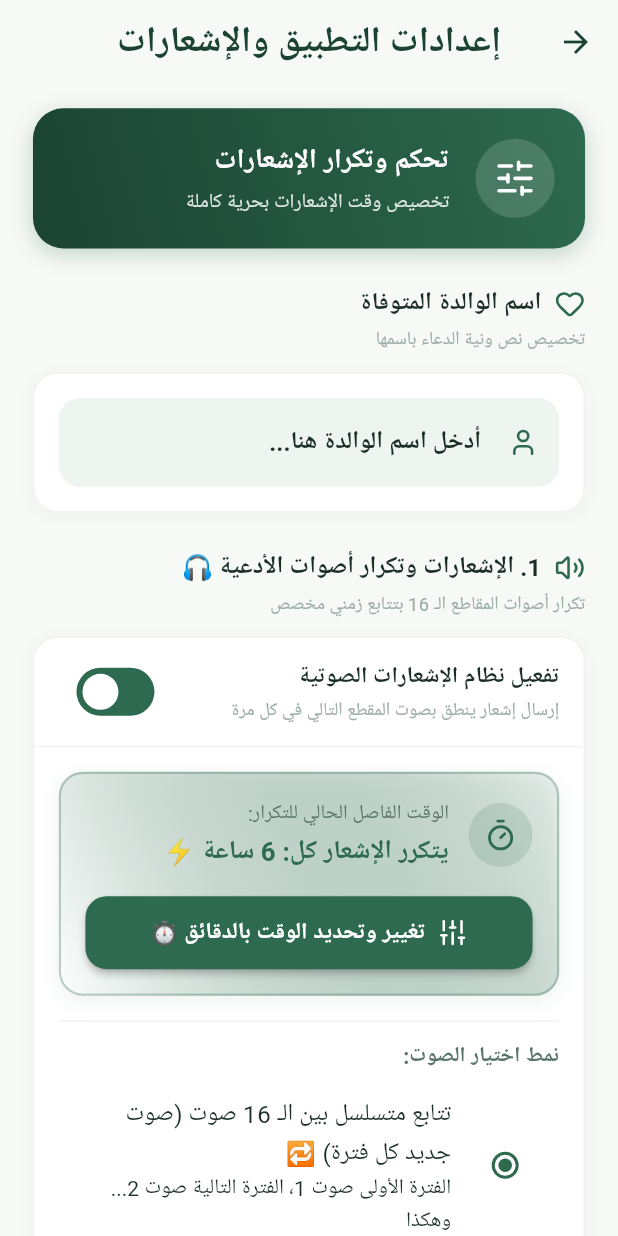
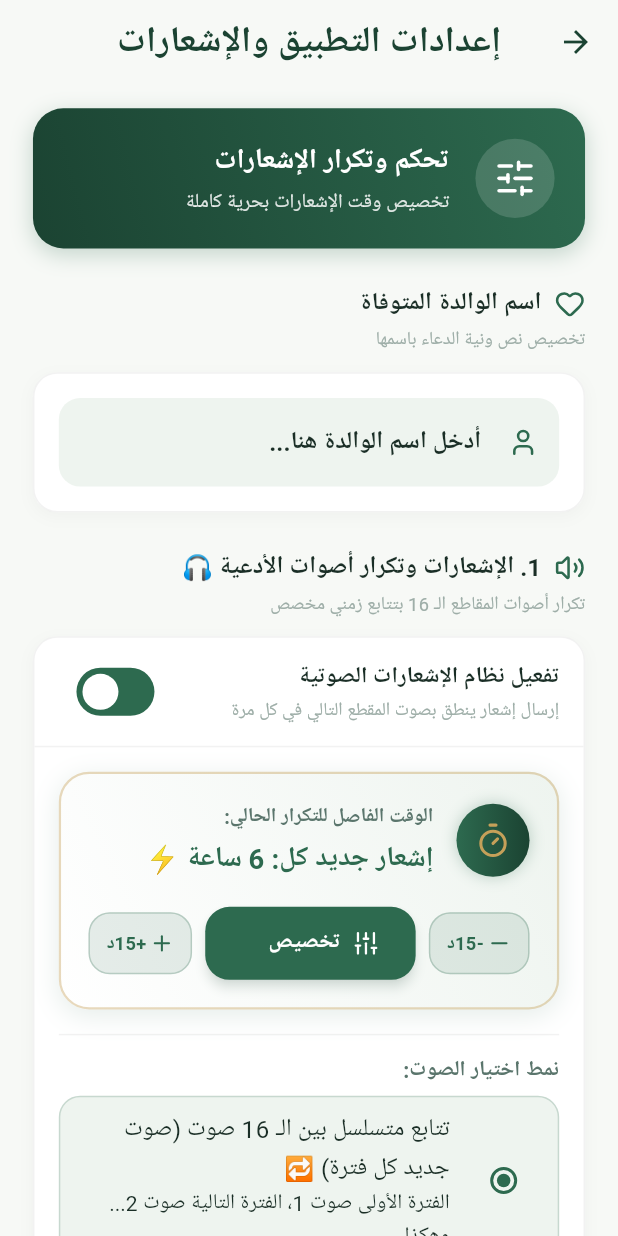
Before and after one commit to MohamedRefky/athkar_alarms, a Flutter app: the SettingsScreen screen opened directly, on a phone screen of 412 x 824 dp. Run offline on Flutter 3.47's test engine with Material 3 defaults, Android fonts, the phone set to English and light mode, and no system bars; our stand-ins replace audioplayers, equatable, flutter_bloc, flutter_local_notifications, flutter_screenutil, get_it and 4 more; accounts and stored records are empty; Roboto replaces fonts that are missing (Zain).

Commit message:
feat: implement settings screen with custom notification interval configuration

```diff
--- a/lib/screens/settings_screen.dart
+++ b/lib/screens/settings_screen.dart
@@ -70,23 +70,24 @@ class _SettingsScreenState extends State<SettingsScreen> {
       isScrollControlled: true,
       backgroundColor: isDark ? AppColors.darkSurface : AppColors.surface,
       shape: RoundedRectangleBorder(
-        borderRadius: BorderRadius.vertical(top: Radius.circular(24.r)),
+        borderRadius: BorderRadius.vertical(top: Radius.circular(28.r)),
       ),
       builder: (context) {
         return StatefulBuilder(
           builder: (context, setSheetState) {
             void addMinutes(int mins) {
               final current = int.tryParse(controller.text) ?? 0;
-              controller.text = (current + mins).toString();
+              final updatedVal = (current + mins).clamp(1, 1440);
+              controller.text = updatedVal.toString();
               setSheetState(() {});
             }
 
             return Padding(
               padding: EdgeInsets.only(
-                left: 20.w,
-                right: 20.w,
+                left: 24.w,
+                right: 24.w,
                 top: 20.h,
-                bottom: MediaQuery.of(context).viewInsets.bottom + 24.h,
+                bottom: MediaQuery.of(context).viewInsets.bottom + 28.h,
               ),
               child: Column(
                 mainAxisSize: MainAxisSize.min,
@@ -94,119 +95,138 @@ class _SettingsScreenState extends State<SettingsScreen> {
                 children: [
                   Center(
                     child: Container(
-                      width: 40.w,
-                      height: 4.h,
+                      width: 48.w,
+                      height: 5.h,
                       decoration: BoxDecoration(
                         color: AppColors.textHint.withValues(alpha: 0.3),
-                        borderRadius: BorderRadius.circular(2.r),
+                        borderRadius: BorderRadius.circular(3.r),
                       ),
                     ),
                   ),
-                  SizedBox(height: 16.h),
+                  SizedBox(height: 20.h),
                   Row(
                     children: [
-                      Icon(
+                      Container(
+                        padding: EdgeInsets.all(10.r),
+                        decoration: BoxDecoration(
+                          color: AppColors.primary.withValues(alpha: 0.12),
+                          shape: BoxShape.circle,
+                        ),
+                        child: Icon(
                           LucideIcons.timer,
                           color: AppColors.primary,
                           size: 24.r,
                         ),
-                      SizedBox(width: 10.w),
-                      Text(
+                      ),
+                      SizedBox(width: 12.w),
+                      Expanded(
+                        child: Text(
                           isAudio
-                            ? 'تخصيص الوقت الفاصل لإشعارات الصوت'
-                            : 'تخصيص الوقت الفاصل لإشعارات النص',
+                              ? 'تحديد الوقت الفاصل لإشعارات الصوت'
+                              : 'تحديد الوقت الفاصل لإشعارات النص',
                           style: TextStyle(
-                          fontSize: 16.sp,
+                            fontSize: 17.sp,
                             fontWeight: FontWeight.bold,
                             color: isDark
                                 ? AppColors.darkTextPrimary
                                 : AppColors.textPrimary,
                           ),
                         ),
+                      ),
                     ],
                   ),
-                  SizedBox(height: 16.h),
+                  SizedBox(height: 20.h),
 
-                  // Preset Addition Chips
+                  // Preset Addition Buttons
                   Text(
-                    'إضافة سريعة بالدقائق:',
+                    'إضافة سريعة للوقت:',
                     style: TextStyle(
                       fontSize: 13.sp,
+                      fontWeight: FontWeight.w600,
                       color: AppColors.textHint,
                     ),
                   ),
-                  SizedBox(height: 8.h),
+                  SizedBox(height: 10.h),
                   Row(
-                    mainAxisAlignment: MainAxisAlignment.spaceAround,
+                    mainAxisAlignment: MainAxisAlignment.spaceBetween,
                     children: [
-                      _buildPresetChip('+15 دقيقة', () => addMinutes(15)),
-                      _buildPresetChip('+30 دقيقة', () => addMinutes(30)),
-                      _buildPresetChip('+1 ساعة', () => addMinutes(60)),
-                      _buildPresetChip('+2 ساعة', () => addMinutes(120)),
+                      _buildPresetChip('+15د', () => addMinutes(15)),
+                      _buildPresetChip('+30د', () => addMinutes(30)),
+                      _buildPresetChip('+1س', () => addMinutes(60)),
+                      _buildPresetChip('+2س', () => addMinutes(120)),
                     ],
                   ),
 
-                  SizedBox(height: 16.h),
+                  SizedBox(height: 20.h),
 
-                  // Input Box
-                  TextField(
+                  // Custom Input Field Box
+                  Container(
+                    padding: EdgeInsets.symmetric(horizontal: 16.w, vertical: 6.h),
+                    decoration: BoxDecoration(
+                      color: isDark
+                          ? AppColors.darkBackground
+                          : AppColors.surfaceVariant,
+                      borderRadius: BorderRadius.circular(20.r),
+                      border: Border.all(
+                        color: AppColors.primary.withValues(alpha: 0.3),
+                        width: 1.5,
+                      ),
+                    ),
+                    child: TextField(
                       controller: controller,
                       keyboardType: TextInputType.number,
                       textAlign: TextAlign.center,
                       style: TextStyle(
-                      fontSize: 24.sp,
+                        fontSize: 28.sp,
                         fontWeight: FontWeight.bold,
                         color: AppColors.primary,
                       ),
                       decoration: InputDecoration(
                         suffixText: 'دقيقة',
                         suffixStyle: TextStyle(
-                        fontSize: 15.sp,
+                          fontSize: 16.sp,
                           fontWeight: FontWeight.bold,
                           color: AppColors.textHint,
                         ),
-                      filled: true,
-                      fillColor: isDark
-                          ? AppColors.darkBackground
-                          : AppColors.surfaceVariant,
-                      border: OutlineInputBorder(
-                        borderRadius: BorderRadius.circular(16.r),
-                        borderSide: BorderSide.none,
-                      ),
-                      focusedBorder: OutlineInputBorder(
-                        borderRadius: BorderRadius.circular(16.r),
-                        borderSide: const BorderSide(
-                          color: AppColors.primary,
-                          width: 2,
-                        ),
+                        border: InputBorder.none,
                       ),
                     ),
                   ),
 
-                  SizedBox(height: 20.h),
+                  SizedBox(height: 24.h),
 
-                  // Confirm Action Button
+                  // Save Action Button
                   SizedBox(
                     width: double.infinity,
-                    height: 52.h,
+                    height: 54.h,
                     child: ElevatedButton(
                       style: ElevatedButton.styleFrom(
                         backgroundColor: AppColors.primary,
                         shape: RoundedRectangleBorder(
-                          borderRadius: BorderRadius.circular(14.r),
+                          borderRadius: BorderRadius.circular(16.r),
                         ),
+                        elevation: 4,
+                        shadowColor: AppColors.primary.withValues(alpha: 0.4),
                       ),
                       onPressed: () {
                         final val = int.tryParse(controller.text);
                         Navigator.pop(context, val);
                       },
-                      child: Text(
-                        'حفظ الوقت الفاصل ⚡',
+                      child: Row(
+                        mainAxisAlignment: MainAxisAlignment.center,
+                        children: [
+                          Icon(LucideIcons.checkCircle2,
+                              color: Colors.white, size: 20.r),
+                          SizedBox(width: 8.w),
+                          Text(
+                            'تأكيد وحفظ الوقت ⚡',
                             style: TextStyle(
                               fontSize: 16.sp,
                               fontWeight: FontWeight.bold,
                               color: Colors.white,
                             ),
+                          ),
+                        ],
                       ),
                     ),
                   ),
@@ -232,20 +252,20 @@ class _SettingsScreenState extends State<SettingsScreen> {
   Widget _buildPresetChip(String label, VoidCallback onTap) {
     return InkWell(
       onTap: onTap,
-      borderRadius: BorderRadius.circular(12.r),
+      borderRadius: BorderRadius.circular(14.r),
       child: Container(
-        padding: EdgeInsets.symmetric(horizontal: 12.w, vertical: 8.h),
+        padding: EdgeInsets.symmetric(horizontal: 16.w, vertical: 10.h),
         decoration: BoxDecoration(
-          color: AppColors.primary.withValues(alpha: 0.1),
-          borderRadius: BorderRadius.circular(12.r),
+          color: AppColors.primary.withValues(alpha: 0.12),
+          borderRadius: BorderRadius.circular(14.r),
           border: Border.all(
-            color: AppColors.primary.withValues(alpha: 0.2),
+            color: AppColors.primary.withValues(alpha: 0.25),
           ),
         ),
         child: Text(
           label,
           style: TextStyle(
-            fontSize: 13.sp,
+            fontSize: 14.sp,
             fontWeight: FontWeight.bold,
             color: AppColors.primary,
           ),
@@ -423,8 +443,19 @@ class _SettingsScreenState extends State<SettingsScreen> {
                                   ),
                                 ),
                                 SizedBox(height: 6.h),
-                                RadioListTile<int>(
+                                Container(
+                                  decoration: BoxDecoration(
+                                    color: isDark
+                                        ? AppColors.darkBackground
+                                        : AppColors.surfaceVariant,
+                                    borderRadius: BorderRadius.circular(14.r),
+                                    border: Border.all(
+                                      color: AppColors.primary.withValues(alpha: 0.2),
+                                    ),
+                                  ),
+                                  child: RadioListTile<int>(
                                     value: 0,
+                                    activeColor: AppColors.primary,
                                     groupValue: settings.selectedAudioIndex,
                                     title: const Text(
                                         'تتابع متسلسل بين الـ 16 صوت (صوت جديد كل فترة) 🔁'),
@@ -437,6 +468,7 @@ class _SettingsScreenState extends State<SettingsScreen> {
                                             .updateSelectedAudioIndex(val);
                                       }
                                     },
+                                  ),
                                 ),
                               ],
                             ),
@@ -593,63 +625,73 @@ class _SettingsScreenState extends State<SettingsScreen> {
 
     return Container(
       width: double.infinity,
-      padding: EdgeInsets.all(16.r),
+      padding: EdgeInsets.all(18.r),
       decoration: BoxDecoration(
         gradient: LinearGradient(
           colors: isDark
-              ? [AppColors.darkSurface, const Color(0xFF1F332A)]
-              : [AppColors.primary.withValues(alpha: 0.08), Colors.white],
+              ? [AppColors.darkSurface, const Color(0xFF1B382B)]
+              : [AppColors.surfaceVariant, Colors.white],
           begin: Alignment.topRight,
           end: Alignment.bottomLeft,
         ),
-        borderRadius: BorderRadius.circular(16.r),
+        borderRadius: BorderRadius.circular(20.r),
         border: Border.all(
-          color: AppColors.primary.withValues(alpha: 0.3),
+          color: AppColors.accentGold.withValues(alpha: 0.4),
           width: 1.5,
         ),
         boxShadow: [
           BoxShadow(
-            color: AppColors.primary.withValues(alpha: 0.08),
-            blurRadius: 10.r,
-            offset: const Offset(0, 3),
+            color: AppColors.primary.withValues(alpha: 0.12),
+            blurRadius: 14.r,
+            offset: const Offset(0, 4),
           ),
         ],
       ),
       child: Column(
         children: [
+          // Current Duration Display Header
           Row(
             children: [
               Container(
-                padding: EdgeInsets.all(10.r),
+                padding: EdgeInsets.all(12.r),
                 decoration: BoxDecoration(
-                  color: AppColors.primary.withValues(alpha: 0.15),
+                  gradient: const LinearGradient(
+                    colors: [AppColors.primary, AppColors.primaryDark],
+                  ),
                   shape: BoxShape.circle,
+                  boxShadow: [
+                    BoxShadow(
+                      color: AppColors.primary.withValues(alpha: 0.3),
+                      blurRadius: 8.r,
+                    ),
+                  ],
                 ),
                 child: Icon(
                   LucideIcons.timer,
-                  color: AppColors.primary,
-                  size: 22.r,
+                  color: AppColors.accentGold,
+                  size: 24.r,
                 ),
               ),
-              SizedBox(width: 12.w),
+              SizedBox(width: 14.w),
               Expanded(
                 child: Column(
                   crossAxisAlignment: CrossAxisAlignment.start,
                   children: [
                     Text(
-                      'الوقت الفاصل الحالي للتكرار:',
+                      'الوقت الفاصل للتكرار الحالي:',
                       style: TextStyle(
                         fontSize: 13.sp,
+                        fontWeight: FontWeight.w600,
                         color: isDark
                             ? AppColors.darkTextSecondary
                             : AppColors.textSecondary,
                       ),
                     ),
-                    SizedBox(height: 2.h),
+                    SizedBox(height: 4.h),
                     Text(
-                      'يتكرر الإشعار كل: $intervalDisplay ⚡',
+                      'إشعار جديد كل: $intervalDisplay ⚡',
                       style: TextStyle(
-                        fontSize: 17.sp,
+                        fontSize: 18.sp,
                         fontWeight: FontWeight.bold,
                         color: AppColors.primary,
                       ),
@@ -659,23 +701,48 @@ class _SettingsScreenState extends State<SettingsScreen> {
               ),
             ],
           ),
-          SizedBox(height: 16.h),
-          SizedBox(
-            width: double.infinity,
+
+          SizedBox(height: 18.h),
+
+          // Stepper +/- Controls & Direct Action Button
+          Row(
+            children: [
+              // Decrement Button (-15 mins)
+              _buildStepperButton(
+                icon: LucideIcons.minus,
+                label: '-15د',
+                onTap: () {
+                  final newMins = (intervalMins - 15).clamp(1, 1440);
+                  if (isAudio) {
+                    context.read<SettingsCubit>().updateAudioCustomInterval(newMins);
+                    context.read<SettingsCubit>().updateAudioFrequency(NotificationFrequency.custom);
+                  } else {
+                    context.read<SettingsCubit>().updateTextCustomInterval(newMins);
+                    context.read<SettingsCubit>().updateTextFrequency(NotificationFrequency.custom);
+                  }
+                },
+              ),
+
+              SizedBox(width: 8.w),
+
+              // Main Custom Time Action Button
+              Expanded(
+                child: SizedBox(
                   height: 48.h,
                   child: ElevatedButton.icon(
                     style: ElevatedButton.styleFrom(
                       backgroundColor: AppColors.primary,
                       shape: RoundedRectangleBorder(
-                  borderRadius: BorderRadius.circular(14.r),
+                        borderRadius: BorderRadius.circular(16.r),
                       ),
-                elevation: 2,
+                      elevation: 3,
+                      shadowColor: AppColors.primary.withValues(alpha: 0.3),
                     ),
-              icon: Icon(LucideIcons.sliders, color: Colors.white, size: 20.r),
+                    icon: Icon(LucideIcons.sliders, color: Colors.white, size: 18.r),
                     label: Text(
-                'تغيير وتحديد الوقت بالدقائق ⏱️',
+                      'تخصيص وقت مخصص ⚙️',
                       style: TextStyle(
-                  fontSize: 15.sp,
+                        fontSize: 14.sp,
                         fontWeight: FontWeight.bold,
                         color: Colors.white,
                       ),
@@ -685,7 +752,63 @@ class _SettingsScreenState extends State<SettingsScreen> {
                     },
                   ),
                 ),
+              ),
+
+              SizedBox(width: 8.w),
+
+              // Increment Button (+15 mins)
+              _buildStepperButton(
+                icon: LucideIcons.plus,
+                label: '+15د',
+                onTap: () {
+                  final newMins = (intervalMins + 15).clamp(1, 1440);
+                  if (isAudio) {
+                    context.read<SettingsCubit>().updateAudioCustomInterval(newMins);
+                    context.read<SettingsCubit>().updateAudioFrequency(NotificationFrequency.custom);
+                  } else {
+                    context.read<SettingsCubit>().updateTextCustomInterval(newMins);
+                    context.read<SettingsCubit>().updateTextFrequency(NotificationFrequency.custom);
+                  }
+                },
+              ),
             ],
+          ),
+        ],
+      ),
+    );
+  }
+
+  Widget _buildStepperButton({
+    required IconData icon,
+    required String label,
+    required VoidCallback onTap,
+  }) {
+    return InkWell(
+      onTap: onTap,
+      borderRadius: BorderRadius.circular(14.r),
+      child: Container(
+        padding: EdgeInsets.symmetric(horizontal: 10.w, vertical: 10.h),
+        decoration: BoxDecoration(
+          color: AppColors.primary.withValues(alpha: 0.12),
+          borderRadius: BorderRadius.circular(14.r),
+          border: Border.all(
+            color: AppColors.primary.withValues(alpha: 0.25),
+          ),
+        ),
+        child: Row(
+          children: [
+            Icon(icon, size: 16.r, color: AppColors.primary),
+            SizedBox(width: 2.w),
+            Text(
+              label,
+              style: TextStyle(
+                fontSize: 12.sp,
+                fontWeight: FontWeight.bold,
+                color: AppColors.primary,
+              ),
+            ),
+          ],
+        ),
       ),
     );
   }
```
Lines whose indentation alone changed are shown as unchanged.
